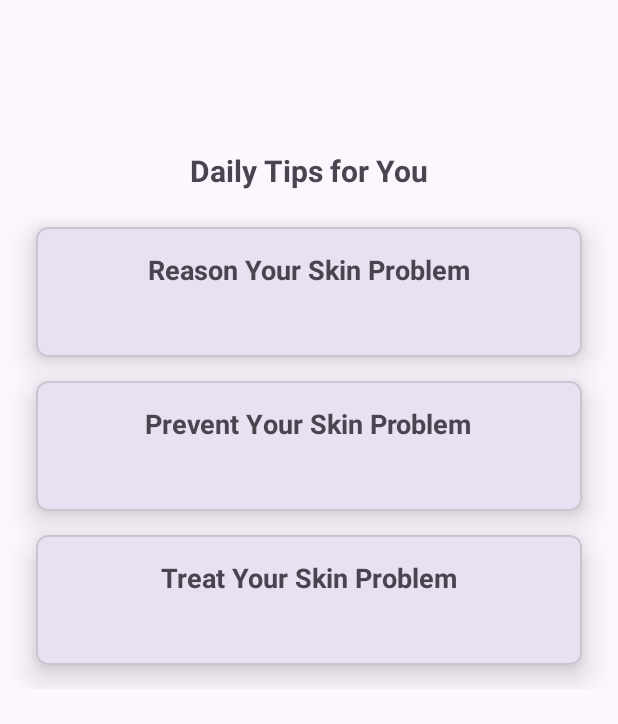
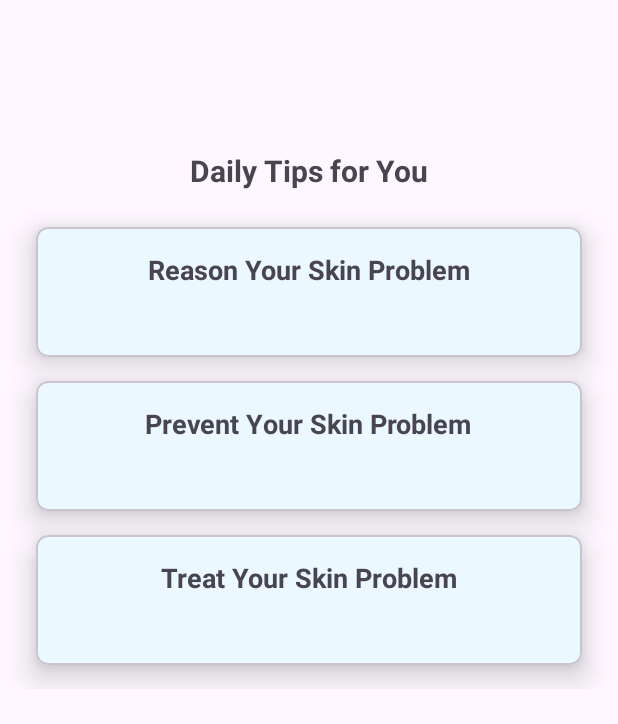
Before and after one commit to farys99/Capstone-Project-C23-PS371, an Android app: the DailyTipsActivity screen opened directly, with no data from a screen before it, on a phone screen of 412 x 824 dp. Shown: the top 724 px of the screen. Run offline under Robolectric (Android 15) with nearby library versions, the phone set to English and light mode, and no system bars.

Commit message:
color blue

```diff
--- a/app/src/main/res/layout/activity_daily_tips.xml
+++ b/app/src/main/res/layout/activity_daily_tips.xml
@@ -34,6 +34,7 @@
             android:layout_marginStart="24dp"
             android:layout_marginEnd="24dp"
             android:layout_marginBottom="16dp"
+            app:cardBackgroundColor="@color/blue_100"
             app:cardCornerRadius="8dp"
             app:cardElevation="12dp">
 
@@ -71,6 +72,7 @@
             android:layout_marginStart="24dp"
             android:layout_marginEnd="24dp"
             android:layout_marginBottom="16dp"
+            app:cardBackgroundColor="@color/blue_100"
             app:cardCornerRadius="8dp"
             app:cardElevation="12dp">
 
@@ -108,6 +110,7 @@
             android:layout_marginStart="24dp"
             android:layout_marginEnd="24dp"
             android:layout_marginBottom="16dp"
+            app:cardBackgroundColor="@color/blue_100"
             app:cardCornerRadius="8dp"
             app:cardElevation="12dp">
 
--- a/app/src/main/res/layout/activity_main.xml
+++ b/app/src/main/res/layout/activity_main.xml
@@ -39,6 +39,7 @@
                     android:id="@+id/skin_problems_detection"
                     android:layout_width="match_parent"
                     android:layout_height="wrap_content"
+                    app:cardBackgroundColor="@color/blue_100"
                     android:layout_marginStart="24dp"
                     android:layout_marginEnd="24dp"
                     android:layout_marginBottom="16dp"
--- a/app/src/main/res/layout/activity_review.xml
+++ b/app/src/main/res/layout/activity_review.xml
@@ -76,6 +76,7 @@
                 android:paddingTop="10dp"
                 android:paddingBottom="10dp"
                 android:text="@string/send"
+                style="@style/Button"
                 android:textAllCaps="false"
                 android:textColor="@color/white"
                 android:textSize="14sp"
--- a/app/src/main/res/layout/activity_summary.xml
+++ b/app/src/main/res/layout/activity_summary.xml
@@ -45,6 +45,7 @@
                     <com.google.android.material.card.MaterialCardView
                         android:layout_width="match_parent"
                         android:layout_height="wrap_content"
+                        app:cardBackgroundColor="@color/blue_100"
                         android:layout_marginStart="24dp"
                         android:layout_marginEnd="24dp"
                         android:layout_marginBottom="16dp"
@@ -80,6 +81,7 @@
                     <com.google.android.material.card.MaterialCardView
                         android:layout_width="match_parent"
                         android:layout_height="wrap_content"
+                        app:cardBackgroundColor="@color/blue_100"
                         android:layout_marginStart="24dp"
                         android:layout_marginEnd="24dp"
                         android:layout_marginBottom="16dp"
```
